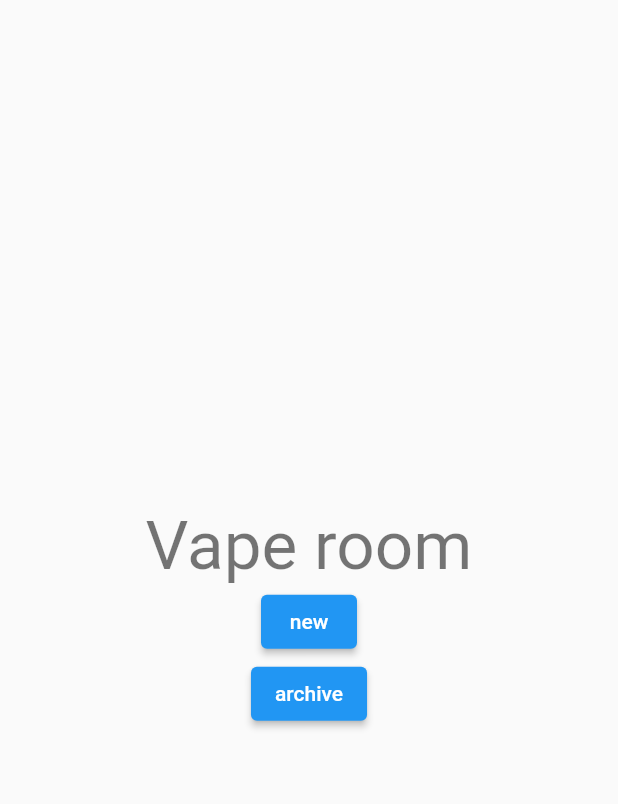
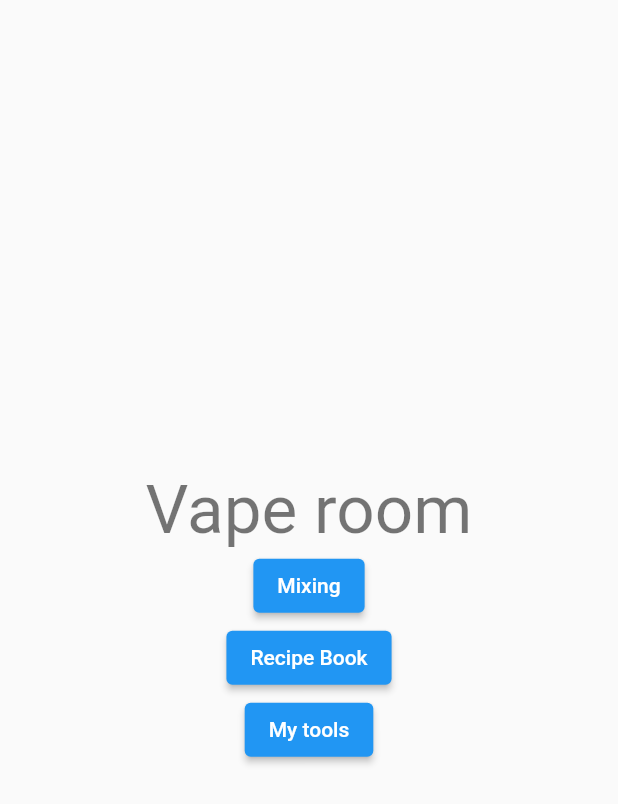
Before and after one commit to kiyosiro/vape_room, a Flutter app: the screen it shows after launch, on a phone screen of 412 x 824 dp. Shown: the top 804 px of the screen. Run offline on Flutter 3.47's test engine with Material 2 defaults, Android fonts, the phone set to English and light mode, and no system bars.

Commit message:
add My tool button

```diff
--- a/lib/pages/home_page.dart
+++ b/lib/pages/home_page.dart
@@ -31,7 +31,7 @@ class _HomePageState extends State<HomePage> {
                     MaterialPageRoute(
                         builder: (context) => const CreateLiquidPage()));
               },
-              child: const Text('new'),
+              child: const Text('Mixing'),
             ),
             ElevatedButton(
               onPressed: isAlreadyMix == false
@@ -42,7 +42,18 @@ class _HomePageState extends State<HomePage> {
                           MaterialPageRoute(
                               builder: (context) => const ArchivePage()));
                     },
-              child: const Text('archive'),
+              child: const Text('Recipe Book'),
+            ),
+            ElevatedButton(
+              onPressed: isAlreadyMix == false
+                  ? null
+                  : () {
+                      Navigator.push(
+                          context,
+                          MaterialPageRoute(
+                              builder: (context) => const ArchivePage()));
+                    },
+              child: const Text('My tools'),
             )
           ],
         ),
```
Also changed, not shown: 2 other files.
